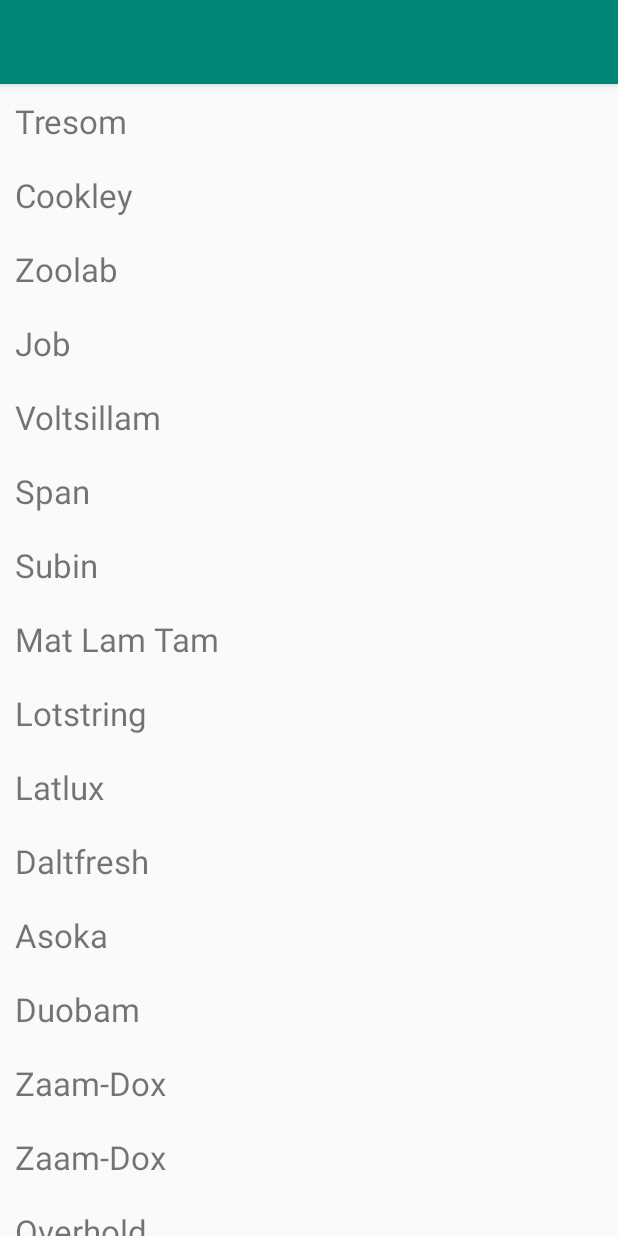
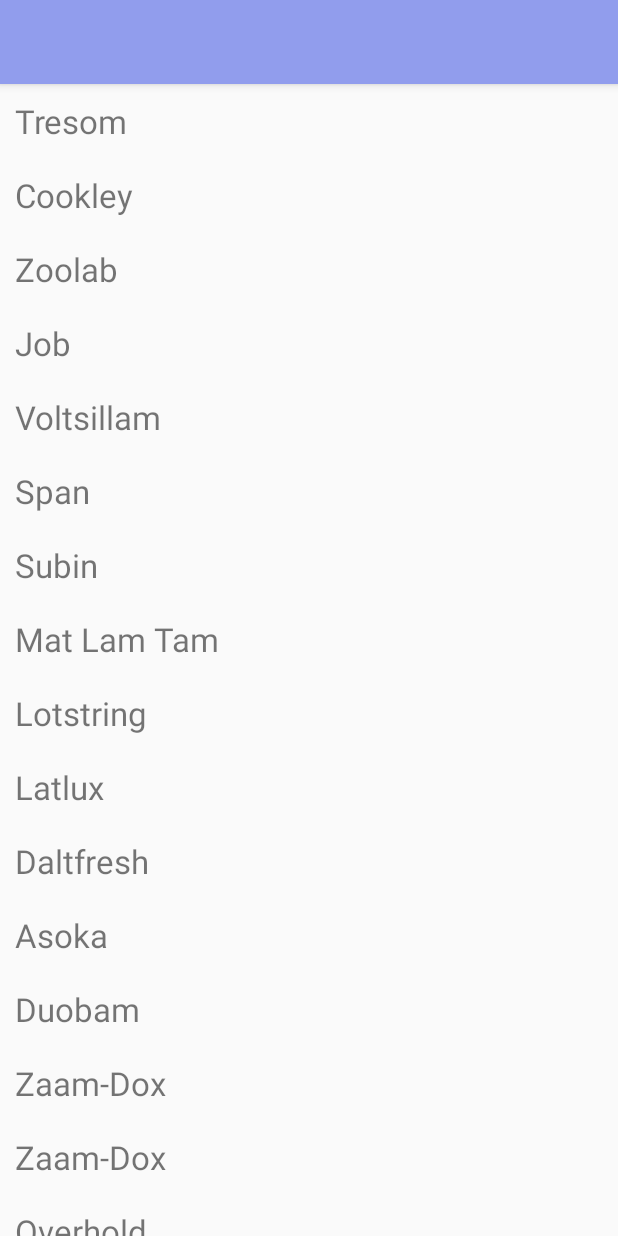
Before and after one commit to bloominstituteoftechnology/Android_Themes, an Android app: the screen it shows after launch (MainActivity), on a phone screen of 412 x 824 dp. Run offline under Robolectric (Android 15) with nearby library versions, the phone set to English and light mode, and no system bars.

Commit message:
removed Hello World's ghost in main.xml and completed app v0.1.002

```diff
--- a/app/src/main/res/values/colors.xml
+++ b/app/src/main/res/values/colors.xml
@@ -1,6 +1,6 @@
 <?xml version="1.0" encoding="utf-8"?>
 <resources>
-    <color name="colorPrimary">#008577</color>
-    <color name="colorPrimaryDark">#00574B</color>
-    <color name="colorAccent">#D81B60</color>
+    <color name="colorPrimary">#919ded</color>
+    <color name="colorPrimaryDark">#b991ed</color>
+    <color name="colorAccent">#93f0e4</color>
 </resources>
```
